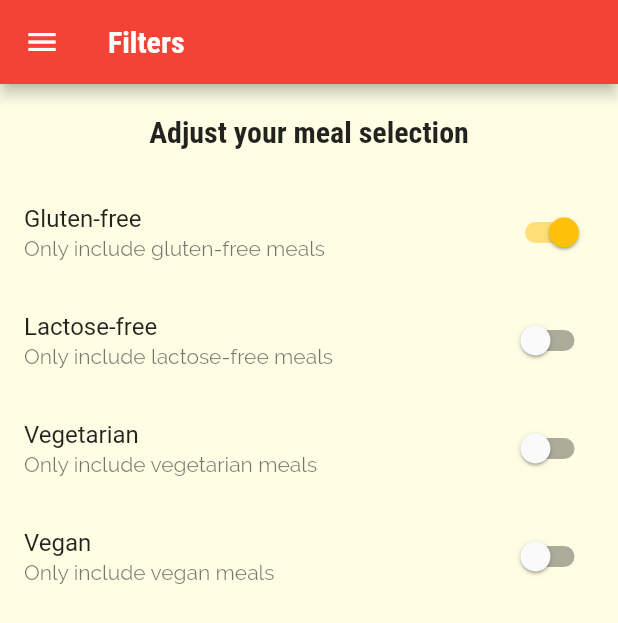
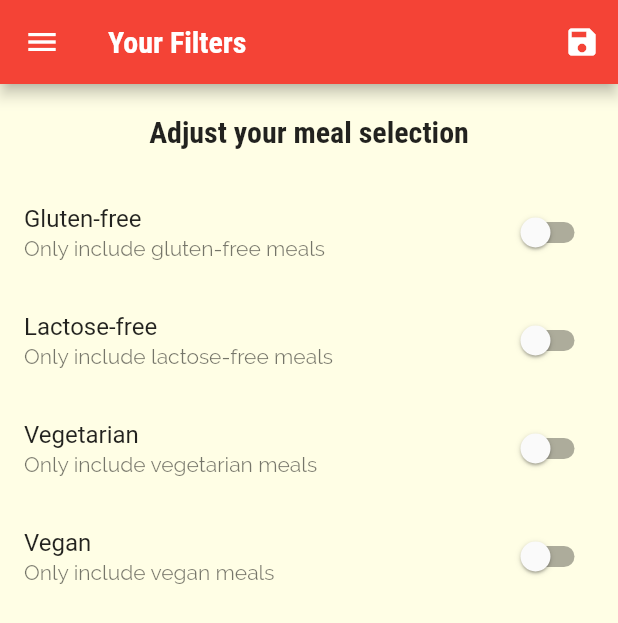
Before and after one commit to DuongYi/Flutter-Tutorial, a Flutter app: the FlitersScreen screen opened by its route, on a phone screen of 412 x 824 dp. Shown: the top 623 px of the screen. Run offline on Flutter 3.47's test engine with Material 2 defaults, Android fonts, the phone set to English and light mode, and no system bars.

Commit message:
Adding Filtering Logic

```diff
--- a/lib/main.dart
+++ b/lib/main.dart
@@ -1,4 +1,6 @@
 import 'package:flutter/material.dart';
+
+import './models/meal.dart';
 
 import 'screens/filters_screen.dart';
 import 'screens/tabs_screen.dart';
@@ -6,9 +8,47 @@ import 'screens/categories_screen.dart';
 import 'screens/category_meals_screen.dart';
 import 'screens/meal_detail_screen.dart';
 
+import './dummy_data.dart';
+
 void main() => runApp(MyApp());
 
-class MyApp extends StatelessWidget {
+class MyApp extends StatefulWidget {
+  @override
+  State<MyApp> createState() => _MyAppState();
+}
+
+class _MyAppState extends State<MyApp> {
+  Map<String, bool> _filters = {
+    'gluten': false,
+    'lactose': false,
+    'vegan': false,
+    'vegetarian': false,
+  };
+
+  List<Meal> _availableMeals = DUMMY_MEALS;
+
+  void _setFilters(Map<String, bool> filterData) {
+    setState(() {
+      _filters = filterData;
+
+      _availableMeals = DUMMY_MEALS.where((meal) {
+        if (_filters['gluten']! && !meal.isGlutenFree) {
+          return false;
+        }
+        if (_filters['lactose']! && !meal.isLactoseFree) {
+          return false;
+        }
+        if (_filters['vegan']! && !meal.isVegan) {
+          return false;
+        }
+        if (_filters['vegetarian']! && !meal.isVegetarian) {
+          return false;
+        }
+        return true;
+      }).toList();
+    });
+  }
+
   @override
   Widget build(BuildContext context) {
     return MaterialApp(
@@ -33,10 +73,11 @@ class MyApp extends StatelessWidget {
             ),
       ),
       routes: {
-        '/': (ctx) => TabScreen(),
-        CategoryMealsScreen.routeName: (ctx) => CategoryMealsScreen(),
+        '/': (ctx) => TabsScreen(),
+        CategoryMealsScreen.routeName: (ctx) =>
+            CategoryMealsScreen(_availableMeals),
         MealDetailScreen.routeName: (ctx) => MealDetailScreen(),
-        FlitersScreen.routeName: (ctx) => FlitersScreen(),
+        FlitersScreen.routeName: (ctx) => FlitersScreen(_filters, _setFilters),
       },
       // onGenerateRoute: (settings) {
       //   print(settings.arguments);
--- a/lib/screens/filters_screen.dart
+++ b/lib/screens/filters_screen.dart
@@ -5,15 +5,30 @@ import '../widgets/main_drawer.dart';
 class FlitersScreen extends StatefulWidget {
   static const routeName = '/filters';
 
+  final Function saveFilters;
+  final Map<String, bool> currentFilters;
+
+  const FlitersScreen(this.currentFilters, this.saveFilters);
+
   @override
   State<FlitersScreen> createState() => _FlitersScreenState();
 }
 
 class _FlitersScreenState extends State<FlitersScreen> {
-  var _glutenFree = true;
+  var _glutenFree = false;
   var _vegetarian = false;
   var _vegan = false;
   var _lactoseFree = false;
+
+  @override
+  void initState() {
+    _glutenFree = widget.currentFilters['gluten']!;
+    _vegetarian = widget.currentFilters['vegetarian']!;
+    _vegan = widget.currentFilters['vegan']!;
+    _lactoseFree = widget.currentFilters['lactose']!;
+
+    super.initState();
+  }
 
   Widget _buildSwitchListTile(String title, String description,
       bool currentValue, Function updateValue) {
@@ -29,7 +44,21 @@ class _FlitersScreenState extends State<FlitersScreen> {
   Widget build(BuildContext context) {
     return Scaffold(
         appBar: AppBar(
-          title: const Text('Filters'),
+          title: const Text('Your Filters'),
+          actions: <Widget>[
+            IconButton(
+              icon: const Icon(Icons.save),
+              onPressed: () {
+                final selectedFilters = {
+                  'gluten': _glutenFree,
+                  'lactose': _lactoseFree,
+                  'vegan': _vegan,
+                  'vegetarian': _vegetarian,
+                };
+                widget.saveFilters(selectedFilters);
+              },
+            )
+          ],
         ),
         drawer: MainDrawer(),
         body: Column(
--- a/lib/screens/tabs_screen.dart
+++ b/lib/screens/tabs_screen.dart
@@ -4,12 +4,12 @@ import 'categories_screen.dart';
 import 'favorites_screen.dart';
 import '../widgets/main_drawer.dart';
 
-class TabScreen extends StatefulWidget {
+class TabsScreen extends StatefulWidget {
   @override
-  State<TabScreen> createState() => _TabScreenState();
+  State<TabsScreen> createState() => _TabScreenState();
 }
 
-class _TabScreenState extends State<TabScreen> {
+class _TabScreenState extends State<TabsScreen> {
   final List<Map<String, Object>> _pages = [
     {
       'page': CategoriesScreen(),
```
Also changed, not shown: lib/screens/category_meals_screen.dart (+7 -3 lines).
